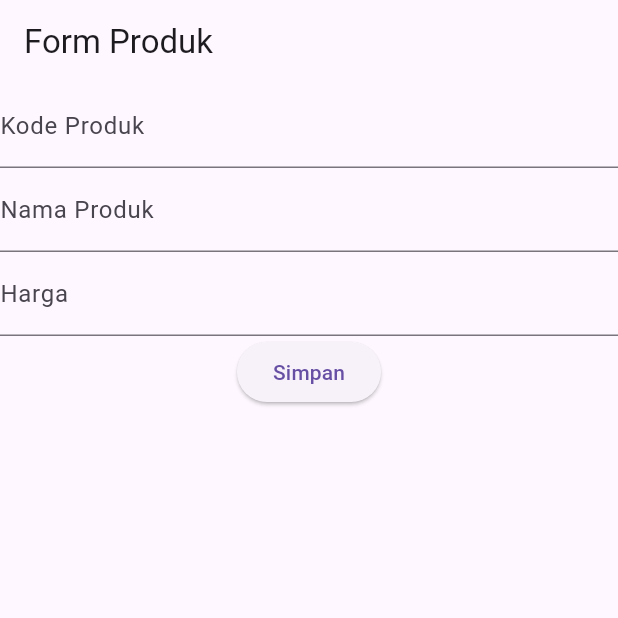
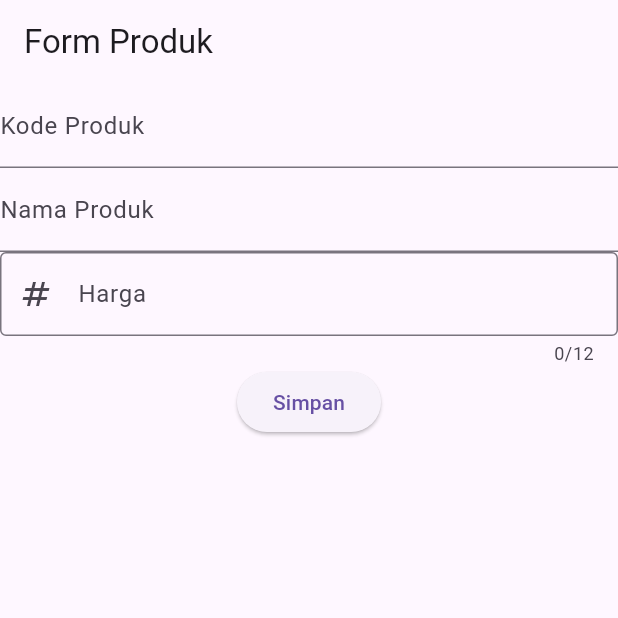
Before and after one commit to aryawp0203/flutter_pmo_2026, a Flutter app: the screen it shows after launch, on a phone screen of 412 x 824 dp, the top half of it. Run offline on Flutter 3.47's test engine with Material 3 defaults, Android fonts, the phone set to English and light mode, and no system bars.

Commit message:
Pemisahan Widget ke dalam Fungsi

```diff
--- a/lib/ui/produk_form.dart
+++ b/lib/ui/produk_form.dart
@@ -11,28 +11,46 @@ class _ProdukFormState extends State<ProdukForm> {
   @override
   Widget build(BuildContext context) {
     return Scaffold(
-      appBar: AppBar(
-        title: const Text('Form Produk'),
-      ),
+      appBar: AppBar(title: const Text('Form Produk')),
       body: SingleChildScrollView(
         child: Column(
           children: [
-            TextField(
-              decoration: const InputDecoration(labelText: "Kode Produk"),
-            ),
-            TextField(
-              decoration: const InputDecoration(labelText: "Nama Produk"),
-            ),
-            TextField(
-              decoration: const InputDecoration(labelText: "Harga"),
-            ),
-            ElevatedButton(
-              onPressed: () {},
-              child: const Text('Simpan'),
-            ),
+            _textboxKodeProduk(),
+            _textboxNamaProduk(),
+            _textboxHargaProduk(),
+            _tombolSimpan(),
           ],
         ),
       ),
     );
   }
+
+  TextField _textboxKodeProduk() {
+    return TextField(
+      decoration: const InputDecoration(labelText: 'Kode Produk'),
+    );
+  }
+
+  TextField _textboxNamaProduk() {
+    return TextField(
+      decoration: const InputDecoration(labelText: 'Nama Produk'),
+    );
+  }
+
+  TextField _textboxHargaProduk() {
+    return TextField(
+      decoration: const InputDecoration(
+        labelText: "Harga",
+        hintText: "Contoh: 2500000",
+        prefixIcon: Icon(Icons.numbers),
+        border: OutlineInputBorder(),
+      ),
+      keyboardType: TextInputType.number,
+      maxLength: 12,
+    );
+  }
+
+  ElevatedButton _tombolSimpan() {
+    return ElevatedButton(onPressed: () {}, child: const Text('Simpan'));
+  }
 }
```
